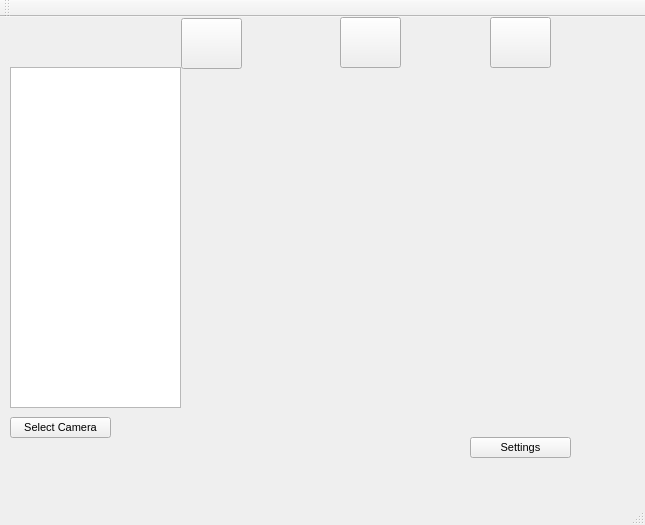
Qt form Observer/mainwindow.ui (Netmisha/observer) before a commit.
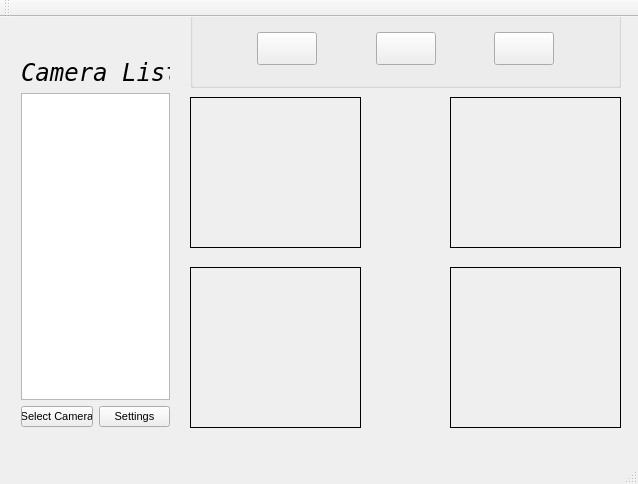
The same form after that commit. Icons and pictures are not drawn.

Commit message: Fixe bug between SelectCamera and TagWindow

```diff
--- a/Observer/mainwindow.ui
+++ b/Observer/mainwindow.ui
@@ -6,16 +6,10 @@
    <rect>
     <x>0</x>
     <y>0</y>
-    <width>645</width>
-    <height>525</height>
+    <width>638</width>
+    <height>484</height>
    </rect>
   </property>
-  <property name="sizePolicy">
-   <sizepolicy hsizetype="Expanding" vsizetype="Expanding">
-    <horstretch>0</horstretch>
-    <verstretch>0</verstretch>
-   </sizepolicy>
-  </property>
   <property name="font">
    <font>
     <pointsize>8</pointsize>
@@ -25,151 +19,86 @@
    <string>MainWindow</string>
   </property>
   <widget class="QWidget" name="centralWidget">
-   <widget class="QPushButton" name="SettingButton">
+   <widget class="QLabel" name="Stream1">
     <property name="geometry">
      <rect>
-      <x>470</x>
-      <y>420</y>
-      <width>101</width>
-      <height>21</height>
+      <x>190</x>
+      <y>80</y>
+      <width>171</width>
+      <height>151</height>
      </rect>
     </property>
     <property name="sizePolicy">
-     <sizepolicy hsizetype="Expanding" vsizetype="Expanding">
+     <sizepolicy hsizetype="Maximum" vsizetype="Maximum">
       <horstretch>0</horstretch>
       <verstretch>0</verstretch>
      </sizepolicy>
     </property>
-    <property name="text">
-     <string>Settings</string>
+    <property name="autoFillBackground">
+     <bool>false</bool>
     </property>
-   </widget>
-   <widget class="QListWidget" name="CameraList">
-    <property name="geometry">
-     <rect>
-      <x>10</x>
-      <y>50</y>
-      <width>171</width>
-      <height>341</height>
-     </rect>
+    <property name="frameShape">
+     <enum>QFrame::Box</enum>
     </property>
-   </widget>
-   <widget class="QPushButton" name="SQ2">
-    <property name="geometry">
-     <rect>
-      <x>340</x>
-      <y>0</y>
-      <width>61</width>
-      <height>51</height>
-     </rect>
+    <property name="frameShadow">
+     <enum>QFrame::Plain</enum>
     </property>
     <property name="text">
      <string/>
     </property>
-    <property name="icon">
-     <iconset resource="image.qrc">
-      <normaloff>:/img/CROSS/Square2.png</normaloff>:/img/CROSS/Square2.png</iconset>
-    </property>
-    <property name="iconSize">
-     <size>
-      <width>61</width>
-      <height>51</height>
-     </size>
-    </property>
-    <property name="default">
-     <bool>false</bool>
-    </property>
    </widget>
-   <widget class="QPushButton" name="SQ3">
+   <widget class="QLabel" name="Stream2">
     <property name="geometry">
      <rect>
-      <x>490</x>
-      <y>0</y>
-      <width>61</width>
-      <height>51</height>
+      <x>450</x>
+      <y>80</y>
+      <width>171</width>
+      <height>151</height>
      </rect>
     </property>
-    <property name="text">
-     <string/>
+    <property name="sizePolicy">
+     <sizepolicy hsizetype="Maximum" vsizetype="Maximum">
+      <horstretch>0</horstretch>
+      <verstretch>0</verstretch>
+     </sizepolicy>
     </property>
-    <property name="icon">
-     <iconset resource="image.qrc">
-      <normaloff>:/img/CROSS/Square4.png</normaloff>:/img/CROSS/Square4.png</iconset>
-    </property>
-    <property name="iconSize">
-     <size>
-      <width>61</width>
-      <height>51</height>
-     </size>
-    </property>
-    <property name="default">
+    <property name="autoFillBackground">
      <bool>false</bool>
     </property>
-    <property name="flat">
-     <bool>false</bool>
+    <property name="frameShape">
+     <enum>QFrame::Box</enum>
     </property>
-   </widget>
-   <widget class="QLabel" name="StreamArea">
-    <property name="geometry">
-     <rect>
-      <x>200</x>
-      <y>70</y>
-      <width>361</width>
-      <height>321</height>
-     </rect>
+    <property name="frameShadow">
+     <enum>QFrame::Plain</enum>
     </property>
     <property name="text">
      <string/>
     </property>
    </widget>
-   <widget class="QPushButton" name="SQ">
+   <widget class="QLabel" name="Stream3">
     <property name="geometry">
      <rect>
-      <x>181</x>
-      <y>1</y>
-      <width>61</width>
-      <height>51</height>
+      <x>190</x>
+      <y>250</y>
+      <width>171</width>
+      <height>161</height>
      </rect>
     </property>
-    <property name="text">
-     <string/>
+    <property name="sizePolicy">
+     <sizepolicy hsizetype="Maximum" vsizetype="Maximum">
+      <horstretch>0</horstretch>
+      <verstretch>0</verstretch>
+     </sizepolicy>
     </property>
-    <property name="icon">
-     <iconset resource="image.qrc">
-      <normaloff>:/img/CROSS/Square.png</normaloff>:/img/CROSS/Square.png</iconset>
-    </property>
-    <property name="iconSize">
-     <size>
-      <width>61</width>
-      <height>51</height>
-     </size>
-    </property>
-    <property name="default">
+    <property name="autoFillBackground">
      <bool>false</bool>
     </property>
-   </widget>
-   <widget class="QLabel" name="Stream2_0">
-    <property name="geometry">
-     <rect>
-      <x>200</x>
-      <y>140</y>
-      <width>171</width>
-      <height>151</height>
-     </rect>
+    <property name="frameShape">
+     <enum>QFrame::Box</enum>
     </property>
-    <property name="text">
-     <string/>
+    <property name="frameShadow">
+     <enum>QFrame::Plain</enum>
     </property>
-   </widget>
-   <widget class="QLabel" name="Stream2_1">
-    <property name="geometry">
-     <rect>
-      <x>400</x>
-      <y>140</y>
-      <width>171</width>
-      <height>151</height>
-     </rect>
-    </property>
     <property name="text">
      <string/>
     </property>
@@ -177,41 +106,281 @@
    <widget class="QLabel" name="Stream3_1">
     <property name="geometry">
      <rect>
-      <x>200</x>
-      <y>230</y>
+      <x>450</x>
+      <y>250</y>
       <width>171</width>
       <height>161</height>
      </rect>
     </property>
+    <property name="sizePolicy">
+     <sizepolicy hsizetype="Maximum" vsizetype="Maximum">
+      <horstretch>0</horstretch>
+      <verstretch>0</verstretch>
+     </sizepolicy>
+    </property>
+    <property name="autoFillBackground">
+     <bool>false</bool>
+    </property>
+    <property name="frameShape">
+     <enum>QFrame::Box</enum>
+    </property>
+    <property name="frameShadow">
+     <enum>QFrame::Plain</enum>
+    </property>
     <property name="text">
      <string/>
     </property>
    </widget>
-   <widget class="QLabel" name="Stream3_2">
+   <widget class="QGroupBox" name="groupBox">
     <property name="geometry">
      <rect>
-      <x>400</x>
-      <y>230</y>
-      <width>171</width>
-      <height>161</height>
+      <x>190</x>
+      <y>-10</y>
+      <width>431</width>
+      <height>81</height>
      </rect>
     </property>
-    <property name="text">
+    <property name="font">
+     <font>
+      <family>NSimSun</family>
+      <pointsize>16</pointsize>
+      <italic>true</italic>
+     </font>
+    </property>
+    <property name="title">
      <string/>
     </property>
+    <layout class="QHBoxLayout" name="horizontalLayout_2">
+     <item>
+      <layout class="QHBoxLayout" name="horizontalLayout">
+       <item>
+        <spacer name="horizontalSpacer">
+         <property name="orientation">
+          <enum>Qt::Horizontal</enum>
+         </property>
+         <property name="sizeHint" stdset="0">
+          <size>
+           <width>40</width>
+           <height>20</height>
+          </size>
+         </property>
+        </spacer>
+       </item>
+       <item>
+        <widget class="QPushButton" name="SQ">
+         <property name="sizePolicy">
+          <sizepolicy hsizetype="Fixed" vsizetype="Fixed">
+           <horstretch>0</horstretch>
+           <verstretch>0</verstretch>
+          </sizepolicy>
+         </property>
+         <property name="sizeIncrement">
+          <size>
+           <width>0</width>
+           <height>0</height>
+          </size>
+         </property>
+         <property name="text">
+          <string/>
+         </property>
+         <property name="icon">
+          <iconset resource="image.qrc">
+           <normaloff>:/img/CROSS/Square.png</normaloff>:/img/CROSS/Square.png</iconset>
+         </property>
+         <property name="iconSize">
+          <size>
+           <width>50</width>
+           <height>45</height>
+          </size>
+         </property>
+         <property name="autoDefault">
+          <bool>false</bool>
+         </property>
+         <property name="default">
+          <bool>false</bool>
+         </property>
+         <property name="flat">
+          <bool>false</bool>
+         </property>
+        </widget>
+       </item>
+       <item>
+        <spacer name="horizontalSpacer_2">
+         <property name="orientation">
+          <enum>Qt::Horizontal</enum>
+         </property>
+         <property name="sizeHint" stdset="0">
+          <size>
+           <width>40</width>
+           <height>20</height>
+          </size>
+         </property>
+        </spacer>
+       </item>
+       <item>
+        <widget class="QPushButton" name="SQ2">
+         <property name="sizePolicy">
+          <sizepolicy hsizetype="Fixed" vsizetype="Fixed">
+           <horstretch>0</horstretch>
+           <verstretch>0</verstretch>
+          </sizepolicy>
+         </property>
+         <property name="sizeIncrement">
+          <size>
+           <width>0</width>
+           <height>0</height>
+          </size>
+         </property>
+         <property name="text">
+          <string/>
+         </property>
+         <property name="icon">
+          <iconset resource="image.qrc">
+           <normaloff>:/img/CROSS/Square2.png</normaloff>:/img/CROSS/Square2.png</iconset>
+         </property>
+         <property name="iconSize">
+          <size>
+           <width>50</width>
+           <height>45</height>
+          </size>
+         </property>
+         <property name="autoDefault">
+          <bool>false</bool>
+         </property>
+         <property name="default">
+          <bool>false</bool>
+         </property>
+         <property name="flat">
+          <bool>false</bool>
+         </property>
+        </widget>
+       </item>
+       <item>
+        <spacer name="horizontalSpacer_3">
+         <property name="orientation">
+          <enum>Qt::Horizontal</enum>
+         </property>
+         <property name="sizeHint" stdset="0">
+          <size>
+           <width>40</width>
+           <height>20</height>
+          </size>
+         </property>
+        </spacer>
+       </item>
+       <item>
+        <widget class="QPushButton" name="SQ3">
+         <property name="sizePolicy">
+          <sizepolicy hsizetype="Fixed" vsizetype="Fixed">
+           <horstretch>0</horstretch>
+           <verstretch>0</verstretch>
+          </sizepolicy>
+         </property>
+         <property name="sizeIncrement">
+          <size>
+           <width>0</width>
+           <height>0</height>
+          </size>
+         </property>
+         <property name="text">
+          <string/>
+         </property>
+         <property name="icon">
+          <iconset resource="image.qrc">
+           <normaloff>:/img/CROSS/Square4.png</normaloff>:/img/CROSS/Square4.png</iconset>
+         </property>
+         <property name="iconSize">
+          <size>
+           <width>50</width>
+           <height>45</height>
+          </size>
+         </property>
+         <property name="autoDefault">
+          <bool>false</bool>
+         </property>
+         <property name="default">
+          <bool>false</bool>
+         </property>
+         <property name="flat">
+          <bool>false</bool>
+         </property>
+        </widget>
+       </item>
+       <item>
+        <spacer name="horizontalSpacer_4">
+         <property name="orientation">
+          <enum>Qt::Horizontal</enum>
+         </property>
+         <property name="sizeHint" stdset="0">
+          <size>
+           <width>40</width>
+           <height>20</height>
+          </size>
+         </property>
+        </spacer>
+       </item>
+      </layout>
+     </item>
+    </layout>
    </widget>
-   <widget class="QPushButton" name="SelectCameraButton">
+   <widget class="QWidget" name="">
     <property name="geometry">
      <rect>
       <x>10</x>
-      <y>400</y>
-      <width>101</width>
-      <height>21</height>
+      <y>30</y>
+      <width>171</width>
+      <height>391</height>
      </rect>
     </property>
-    <property name="text">
-     <string>Select Camera</string>
-    </property>
+    <layout class="QVBoxLayout" name="verticalLayout">
+     <item>
+      <widget class="QLabel" name="label">
+       <property name="font">
+        <font>
+         <family>NSimSun</family>
+         <pointsize>18</pointsize>
+         <italic>true</italic>
+        </font>
+       </property>
+       <property name="text">
+        <string>Camera List</string>
+       </property>
+      </widget>
+     </item>
+     <item>
+      <widget class="QListWidget" name="CameraList"/>
+     </item>
+     <item>
+      <layout class="QHBoxLayout" name="horizontalLayout_3">
+       <item>
+        <widget class="QPushButton" name="SelectCameraButton">
+         <property name="text">
+          <string>Select Camera</string>
+         </property>
+        </widget>
+       </item>
+       <item>
+        <widget class="QPushButton" name="SettingButton">
+         <property name="sizePolicy">
+          <sizepolicy hsizetype="Fixed" vsizetype="Fixed">
+           <horstretch>0</horstretch>
+           <verstretch>0</verstretch>
+          </sizepolicy>
+         </property>
+         <property name="text">
+          <string>Settings</string>
+         </property>
+         <property name="iconSize">
+          <size>
+           <width>12</width>
+           <height>12</height>
+          </size>
+         </property>
+        </widget>
+       </item>
+      </layout>
+     </item>
+    </layout>
    </widget>
   </widget>
   <widget class="QMenuBar" name="menuBar">
```
Left out of the diff: 6 changed lines with no effect on the pictures. The commit also changes 4 other files.
